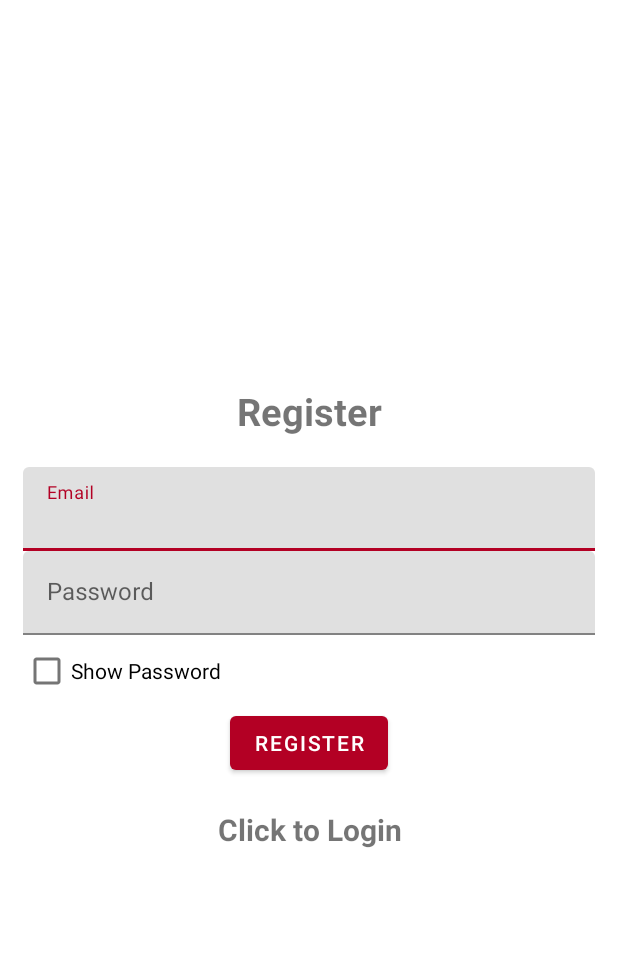
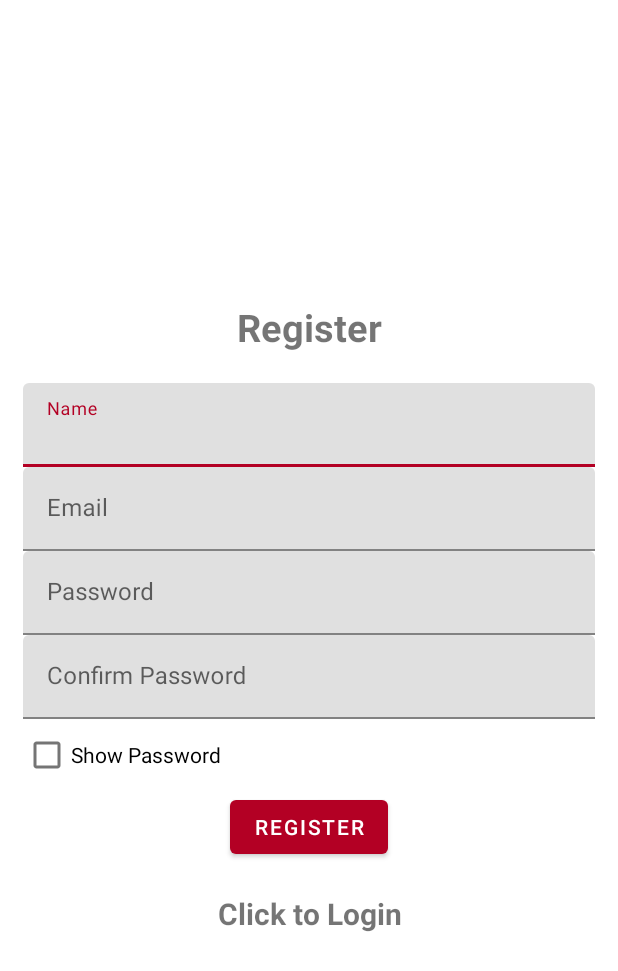
Before and after one commit to anf38/CapstoneRecipes, an Android app: the screen it shows after launch (Registration), after a tap on "Click to Register", on a phone screen of 412 x 824 dp. Shown: the top 971 px of the screen. Run offline under Robolectric (Android 15) with nearby library versions, the light colour scheme and no system bars; our stand-ins replace Firebase (no records; nobody signed in at launch, a user with empty details on screens opened directly); 1 other tap on this screen came first.

Commit message:
added username and confirm password

```diff
--- a/app/src/main/java/com/example/pantrypal/Registration.java
+++ b/app/src/main/java/com/example/pantrypal/Registration.java
@@ -24,10 +24,15 @@ import com.google.android.material.textfield.TextInputEditText;
 import com.google.firebase.auth.AuthResult;
 import com.google.firebase.auth.FirebaseAuth;
 import com.google.firebase.auth.FirebaseUser;
+import com.google.firebase.firestore.DocumentReference;
+import com.google.firebase.firestore.FirebaseFirestore;
+
+import java.util.HashMap;
+import java.util.Map;
 
 public class Registration extends AppCompatActivity {
-    TextInputEditText editTextEmail, editTextPassword;
-    TextView emailError, passwordError;
+    TextInputEditText editTextUsername, editTextEmail, editTextPassword, editTextConfirmPassword;
+    TextView usernameError, emailError, passwordError;
     Button buttonReg;
     FirebaseAuth mAuth;
     ProgressBar progressBar;
@@ -51,14 +56,35 @@ public class Registration extends AppCompatActivity {
         super.onCreate(savedInstanceState);
         setContentView(R.layout.activity_registration);
         mAuth = FirebaseAuth.getInstance();
+        editTextUsername = findViewById(R.id.username);
         editTextEmail = findViewById(R.id.email);
         editTextPassword = findViewById(R.id.password);
+        editTextConfirmPassword = findViewById(R.id.confirmPassword);
+        usernameError = findViewById(R.id.usernameError);
         emailError = findViewById(R.id.emailError);
         passwordError = findViewById(R.id.passwordError);
         buttonReg = findViewById(R.id.RegisterBtn);
         progressBar = findViewById(R.id.progressBar);
         textView = findViewById(R.id.loginNow);
         mCheckBox = findViewById(R.id.passCheckBox);
+
+
+        //sends a true or false signal if something is being keyed in for username
+        editTextUsername.setOnEditorActionListener(new TextView.OnEditorActionListener() {
+            @Override
+            public boolean onEditorAction(TextView v, int actionId, KeyEvent event) {
+                return actionId == EditorInfo.IME_ACTION_DONE || (event != null && event.getAction() == KeyEvent.ACTION_DOWN && event.getKeyCode() == KeyEvent.KEYCODE_ENTER);
+            }
+        });
+
+// Set a key listener to intercept the user from entering a newline for username
+        editTextUsername.setOnKeyListener(new View.OnKeyListener() {
+            @Override
+            public boolean onKey(View v, int keyCode, KeyEvent event) {
+                // Consume the enter key event to prevent newline insertion
+                return keyCode == KeyEvent.KEYCODE_ENTER && event.getAction() == KeyEvent.ACTION_DOWN;
+            }
+        });
 
         editTextEmail.setOnEditorActionListener(new TextView.OnEditorActionListener() {
             @Override
@@ -94,11 +120,18 @@ public class Registration extends AppCompatActivity {
             @Override
             public void onClick(View view) {
                 progressBar.setVisibility(View.VISIBLE);
-                String email, password;
+                String username,email, password, confirmPassword;
+                username = String.valueOf(editTextUsername.getText());
                 email = String.valueOf(editTextEmail.getText());
                 password = String.valueOf(editTextPassword.getText()); //same as -> password = editTextPassword.getText().toString();
+                confirmPassword = String.valueOf(editTextConfirmPassword.getText());
 
-
+                if (TextUtils.isEmpty(username)) {
+                    usernameError.setVisibility(View.VISIBLE); // Make the TextView visible
+                    usernameError.setText("Enter username");
+                    progressBar.setVisibility(View.GONE);
+                    return;
+                }
                 if (TextUtils.isEmpty(email)) {
                     emailError.setVisibility(View.VISIBLE); // Make the TextView visible
                     emailError.setText("Enter email");
@@ -141,8 +174,12 @@ public class Registration extends AppCompatActivity {
                     passwordError.setText("Password must contain at least one special character");
                     progressBar.setVisibility(View.GONE);
                     return;
+                } else if (!password.equals(confirmPassword)) {
+                    passwordError.setVisibility(View.VISIBLE);
+                    passwordError.setText("Passwords must match");
+                    progressBar.setVisibility(View.GONE);
+                    return;
                 }
-
 
                 mAuth.createUserWithEmailAndPassword(email, password)
                         .addOnCompleteListener(new OnCompleteListener<AuthResult>() {
@@ -150,6 +187,19 @@ public class Registration extends AppCompatActivity {
                             public void onComplete(@NonNull Task<AuthResult> task) {
                                 progressBar.setVisibility(View.GONE);
                                 if (task.isSuccessful()) {
+                                    FirebaseUser user = mAuth.getCurrentUser();
+                                    String uid = user.getUid();
+                                    String username = editTextUsername.getText().toString();
+
+                                    // Get reference to Firestore instance
+                                    FirebaseFirestore db = FirebaseFirestore.getInstance();
+
+                                    // Reference to the "Users" collection in Firestore
+                                    DocumentReference userRef = db.collection("Users").document(uid);
+
+                                    // Create a map to hold the user data
+                                    Map<String, Object> userData = new HashMap<>();
+                                    userData.put("username", username);
                                     Toast.makeText(Registration.this, "Authentication created.",
                                             Toast.LENGTH_SHORT).show();
                                     Intent intent = new Intent(getApplicationContext(), MainActivity.class);
--- a/app/src/main/res/layout/activity_registration.xml
+++ b/app/src/main/res/layout/activity_registration.xml
@@ -23,11 +23,30 @@
         android:layout_height="wrap_content" >
 
         <com.google.android.material.textfield.TextInputEditText
+            android:id="@+id/username"
+            android:hint="Name"
+            android:layout_width="match_parent"
+            android:layout_height="wrap_content" />
+
+    </com.google.android.material.textfield.TextInputLayout>
+
+    <TextView
+        android:id="@+id/usernameError"
+        android:visibility="gone"
+        android:layout_width="match_parent"
+        android:layout_height="wrap_content"
+        android:textColor="#FF0000"
+        android:text="Name error" />
+
+    <com.google.android.material.textfield.TextInputLayout
+        android:layout_width="match_parent"
+        android:layout_height="wrap_content" >
+
+        <com.google.android.material.textfield.TextInputEditText
             android:id="@+id/email"
             android:hint="@string/email"
             android:layout_width="match_parent"
-            android:layout_height="wrap_content"/>
-            <!--android:maxLines="1"/>-->
+            android:layout_height="wrap_content" />
 
     </com.google.android.material.textfield.TextInputLayout>
 
@@ -48,8 +67,20 @@
             android:hint="@string/password"
             android:inputType="textPassword"
             android:layout_width="match_parent"
-            android:layout_height="wrap_content"/>
-            <!--android:maxLines="1"/>-->
+            android:layout_height="wrap_content" />
+
+    </com.google.android.material.textfield.TextInputLayout>
+
+    <com.google.android.material.textfield.TextInputLayout
+        android:layout_width="match_parent"
+        android:layout_height="wrap_content" >
+
+        <com.google.android.material.textfield.TextInputEditText
+            android:id="@+id/confirmPassword"
+            android:hint="Confirm Password"
+            android:inputType="textPassword"
+            android:layout_width="match_parent"
+            android:layout_height="wrap_content" />
 
     </com.google.android.material.textfield.TextInputLayout>
 
@@ -65,7 +96,7 @@
         android:id="@+id/passCheckBox"
         android:layout_width="match_parent"
         android:layout_height="wrap_content"
-        android:text="@string/show_password"/>
+        android:text="@string/show_password" />
 
     <Button
         android:id="@+id/RegisterBtn"
```
